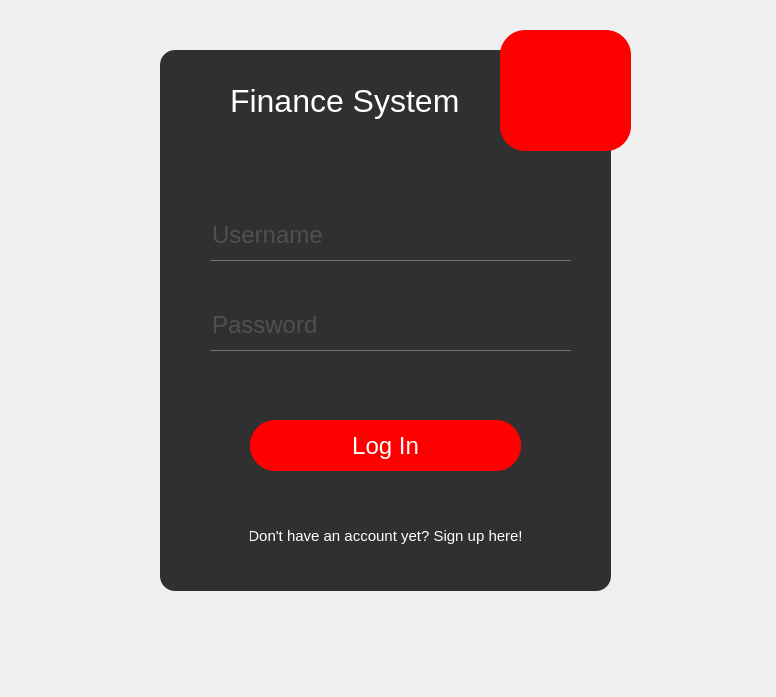
Old version of the form login.ui in the repository rafaello166/financialSystemQT.
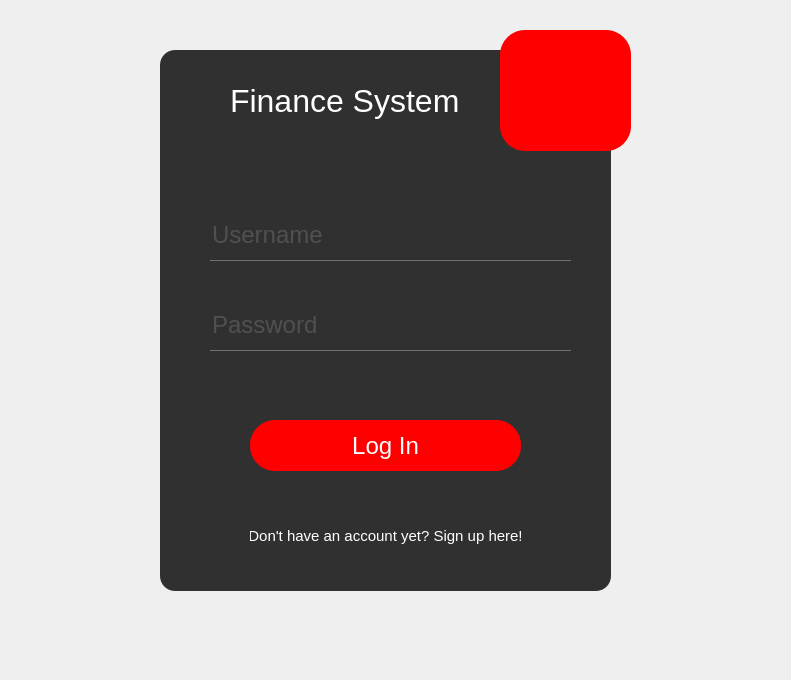
New version of the form. Icons and pictures are not drawn.

Commit message: some gui fixes + logout button

The edit to the form file:
```diff
--- a/login.ui
+++ b/login.ui
@@ -6,10 +6,22 @@
    <rect>
     <x>0</x>
     <y>0</y>
-    <width>776</width>
-    <height>697</height>
+    <width>791</width>
+    <height>680</height>
    </rect>
   </property>
+  <property name="minimumSize">
+   <size>
+    <width>791</width>
+    <height>680</height>
+   </size>
+  </property>
+  <property name="maximumSize">
+   <size>
+    <width>791</width>
+    <height>680</height>
+   </size>
+  </property>
   <property name="windowTitle">
    <string>login</string>
   </property>
```
The commit also changes 6 other files.
